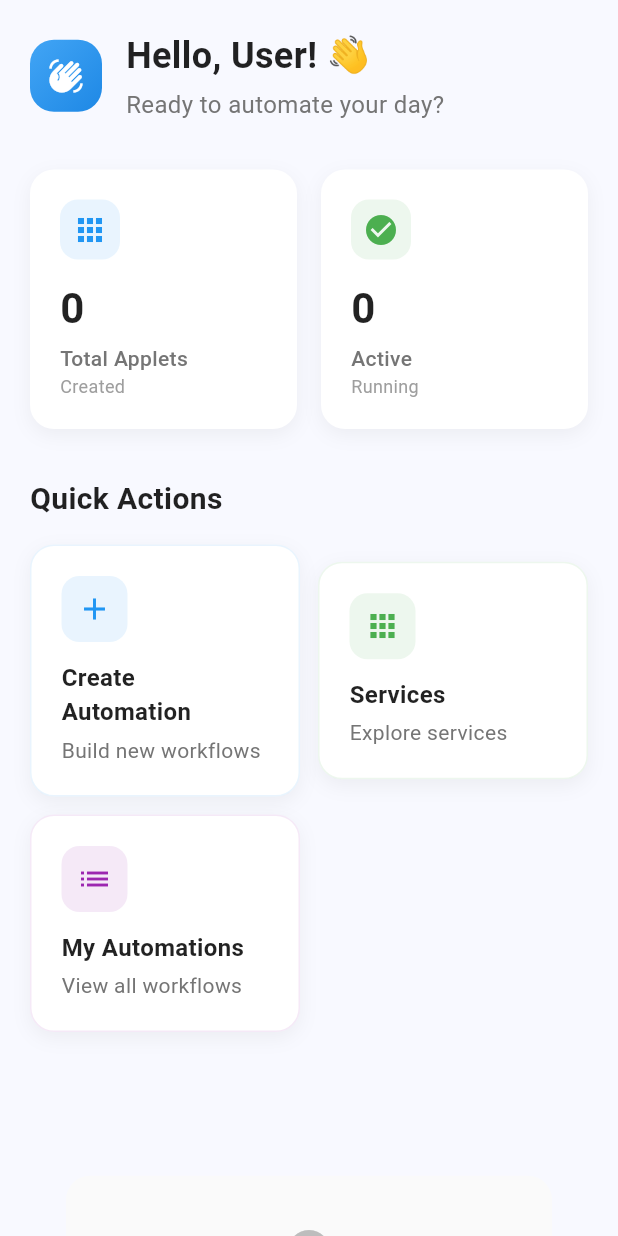
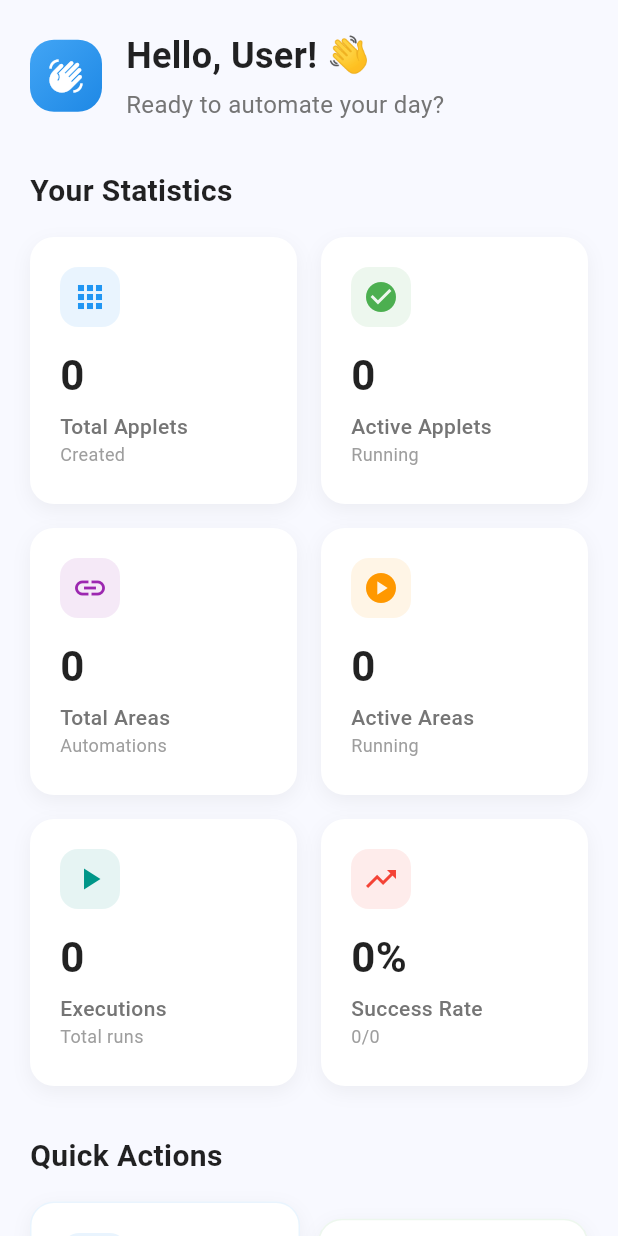
Before and after one commit to My-Epitech-Organisation/Area, a Flutter app: the MyHomePage screen opened directly, after a tap on "Create Automation", on a phone screen of 412 x 824 dp. Run offline on Flutter 3.47's test engine with Material 3 defaults, Android fonts, the phone set to English and light mode, and no system bars; our stand-ins replace app_links, flutter_dotenv, flutter_secure_storage, google_sign_in; accounts and stored records are empty; network calls fail.

Commit message:
feat(automation_stats): add AutomationStatsProvider and service for managing automation statistics

```diff
--- a/mobile/lib/home_page.dart
+++ b/mobile/lib/home_page.dart
@@ -3,6 +3,7 @@ import 'package:provider/provider.dart';
 import 'providers/applet_provider.dart';
 import 'providers/user_provider.dart';
 import 'providers/navigation_provider.dart';
+import 'providers/automation_stats_provider.dart';
 
 class MyHomePage extends StatefulWidget {
   const MyHomePage({super.key});
@@ -13,11 +14,24 @@ class MyHomePage extends StatefulWidget {
 
 class _MyHomePageState extends State<MyHomePage> {
   @override
+  void initState() {
+    super.initState();
+    _loadStats();
+  }
+
+  Future<void> _loadStats() async {
+    final statsProvider = context.read<AutomationStatsProvider>();
+    await statsProvider.loadAllStats();
+  }
+
+  @override
   Widget build(BuildContext context) {
-    return Consumer2<UserProvider, AppletProvider>(
-      builder: (context, userProvider, appletProvider, child) {
+    return Consumer3<UserProvider, AppletProvider, AutomationStatsProvider>(
+      builder: (context, userProvider, appletProvider, statsProvider, child) {
         final userProfile = userProvider.profile;
         final applets = appletProvider.applets;
+        final areasStats = statsProvider.areasStats;
+        final executionsStats = statsProvider.executionsStats;
 
         return Scaffold(
           body: SafeArea(
@@ -30,7 +44,7 @@ class _MyHomePageState extends State<MyHomePage> {
 
                   const SizedBox(height: 32),
 
-                  _buildMetricsCards(applets),
+                  _buildMetricsCards(applets, areasStats, executionsStats),
 
                   const SizedBox(height: 32),
 
@@ -90,31 +104,91 @@ class _MyHomePageState extends State<MyHomePage> {
     );
   }
 
-  Widget _buildMetricsCards(List<dynamic>? applets) {
+  Widget _buildMetricsCards(
+    List<dynamic>? applets,
+    Map<String, dynamic>? areasStats,
+    Map<String, dynamic>? executionsStats,
+  ) {
     final totalApplets = applets?.length ?? 0;
     final activeApplets =
         applets?.where((applet) => applet['enabled'] == true).length ?? 0;
 
-    return Row(
+    // Areas stats
+    final totalAreas = areasStats?['total'] ?? 0;
+    final activeAreas = areasStats?['active'] ?? 0;
+
+    // Executions stats
+    final totalExecutions = executionsStats?['total'] ?? 0;
+    final successfulExecutions = executionsStats?['success'] ?? 0;
+    final failedExecutions = executionsStats?['failed'] ?? 0;
+
+    return Column(
+      crossAxisAlignment: CrossAxisAlignment.start,
       children: [
-        Expanded(
-          child: _buildMetricCard(
+        const Text(
+          'Your Statistics',
+          style: TextStyle(
+            fontSize: 20,
+            fontWeight: FontWeight.bold,
+            color: Colors.black87,
+          ),
+        ),
+        const SizedBox(height: 16),
+        GridView.count(
+          crossAxisCount: 2,
+          shrinkWrap: true,
+          physics: const NeverScrollableScrollPhysics(),
+          mainAxisSpacing: 16,
+          crossAxisSpacing: 16,
+          children: [
+            _buildMetricCard(
               title: 'Total Applets',
               value: totalApplets.toString(),
               icon: Icons.apps,
               color: Colors.blue,
               subtitle: 'Created',
             ),
-        ),
-        const SizedBox(width: 16),
-        Expanded(
-          child: _buildMetricCard(
-            title: 'Active',
+            _buildMetricCard(
+              title: 'Active Applets',
               value: activeApplets.toString(),
               icon: Icons.check_circle,
               color: Colors.green,
               subtitle: 'Running',
             ),
+            _buildMetricCard(
+              title: 'Total Areas',
+              value: totalAreas.toString(),
+              icon: Icons.link,
+              color: Colors.purple,
+              subtitle: 'Automations',
+            ),
+            _buildMetricCard(
+              title: 'Active Areas',
+              value: activeAreas.toString(),
+              icon: Icons.play_circle,
+              color: Colors.orange,
+              subtitle: 'Running',
+            ),
+            _buildMetricCard(
+              title: 'Executions',
+              value: totalExecutions.toString(),
+              icon: Icons.play_arrow,
+              color: Colors.teal,
+              subtitle: 'Total runs',
+            ),
+            _buildMetricCard(
+              title: 'Success Rate',
+              value: totalExecutions > 0
+                  ? '${((successfulExecutions / totalExecutions) * 100).round()}%'
+                  : '0%',
+              icon: Icons.trending_up,
+              color: successfulExecutions > failedExecutions
+                  ? Colors.green
+                  : Colors.red,
+              subtitle:
+                  '$successfulExecutions/${totalExecutions - successfulExecutions}',
+            ),
+          ],
         ),
       ],
     );
--- a/mobile/lib/main.dart
+++ b/mobile/lib/main.dart
@@ -145,6 +145,7 @@ class _MyAppState extends State<MyApp> {
         ChangeNotifierProvider(create: (_) => AppletProvider()),
         ChangeNotifierProvider(create: (_) => ServiceCatalogProvider()),
         ChangeNotifierProvider(create: (_) => ConnectedServicesProvider()),
+        ChangeNotifierProvider(create: (_) => AutomationStatsProvider()),
       ],
       child: MaterialApp(
         navigatorKey: navigatorKey,
--- a/mobile/lib/pages/create_applet_page.dart
+++ b/mobile/lib/pages/create_applet_page.dart
@@ -4,6 +4,7 @@ import '../widgets/create_applet/create_applet_widgets.dart';
 import '../providers/service_catalog_provider.dart';
 import '../providers/connected_services_provider.dart';
 import '../providers/navigation_provider.dart';
+import '../providers/automation_stats_provider.dart';
 import '../services/applet_service.dart';
 
 class CreateAppletPage extends StatefulWidget {
@@ -284,6 +285,12 @@ class _CreateAppletPageState extends State<CreateAppletPage> {
         '✅ Automation created successfully: ${applet.name} (ID: ${applet.id})',
       );
 
+      // Refresh statistics to reflect the new automation
+      if (mounted) {
+        final statsProvider = context.read<AutomationStatsProvider>();
+        await statsProvider.loadAllStats(forceRefresh: true);
+      }
+
       if (mounted) {
         debugPrint('📱 Showing success snackbar...');
         ScaffoldMessenger.of(context).showSnackBar(
--- /dev/null
+++ b/mobile/lib/providers/automation_stats_provider.dart
@@ -0,0 +1,65 @@
+import 'package:flutter/material.dart';
+import '../services/automation_stats_service.dart';
+
+class AutomationStatsProvider extends ChangeNotifier {
+  final AutomationStatsService _statsService = AutomationStatsService();
+
+  Map<String, dynamic>? _areasStats;
+  Map<String, dynamic>? _executionsStats;
+
+  bool _isLoadingAreas = false;
+  bool _isLoadingExecutions = false;
+  String? _error;
+
+  Map<String, dynamic>? get areasStats => _areasStats;
+  Map<String, dynamic>? get executionsStats => _executionsStats;
+  bool get isLoadingAreas => _isLoadingAreas;
+  bool get isLoadingExecutions => _isLoadingExecutions;
+  bool get isLoading => _isLoadingAreas || _isLoadingExecutions;
+  String? get error => _error;
+
+  Future<void> loadAreasStats({bool forceRefresh = false}) async {
+    try {
+      _isLoadingAreas = true;
+      _error = null;
+      notifyListeners();
+
+      _areasStats = await _statsService.getAreasStats(
+        forceRefresh: forceRefresh,
+      );
+
+      _isLoadingAreas = false;
+      notifyListeners();
+    } catch (e) {
+      _isLoadingAreas = false;
+      _error = e.toString();
+      notifyListeners();
+    }
+  }
+
+  Future<void> loadExecutionsStats({bool forceRefresh = false}) async {
+    try {
+      _isLoadingExecutions = true;
+      _error = null;
+      notifyListeners();
+
+      _executionsStats = await _statsService.getExecutionsStats(
+        forceRefresh: forceRefresh,
+      );
+
+      _isLoadingExecutions = false;
+      notifyListeners();
+    } catch (e) {
+      _isLoadingExecutions = false;
+      _error = e.toString();
+      notifyListeners();
+    }
+  }
+
+  Future<void> loadAllStats({bool forceRefresh = false}) async {
+    await Future.wait([
+      loadAreasStats(forceRefresh: forceRefresh),
+      loadExecutionsStats(forceRefresh: forceRefresh),
+    ]);
+  }
+}
--- a/mobile/lib/providers/providers.dart
+++ b/mobile/lib/providers/providers.dart
@@ -5,3 +5,4 @@ export 'service_catalog_provider.dart';
 export 'connected_services_provider.dart';
 export 'navigation_provider.dart';
 export 'provider_manager.dart';
+export 'automation_stats_provider.dart';
--- /dev/null
+++ b/mobile/lib/services/automation_stats_service.dart
@@ -0,0 +1,63 @@
+import '../config/api_config.dart';
+import 'http_client_service.dart';
+import 'cache_service.dart';
+
+/// Service responsible for automation statistics
+class AutomationStatsService {
+  final HttpClientService _httpClient = HttpClientService();
+  final CacheService _cache = CacheService();
+
+  // Singleton pattern
+  static final AutomationStatsService _instance =
+      AutomationStatsService._internal();
+  factory AutomationStatsService() => _instance;
+  AutomationStatsService._internal();
+
+  /// Get areas statistics
+  Future<Map<String, dynamic>> getAreasStats({
+    bool forceRefresh = false,
+  }) async {
+    const cacheKey = 'areas_stats';
+
+    if (!forceRefresh) {
+      final cached = _cache.get<Map<String, dynamic>>(cacheKey);
+      if (cached != null) return cached;
+    }
+
+    final response = await _httpClient.get(
+      '${ApiConfig.baseUrl}/api/areas/stats/',
+    );
+
+    final stats = _httpClient.parseResponse<Map<String, dynamic>>(
+      response,
+      (data) => data as Map<String, dynamic>,
+    );
+
+    _cache.set(cacheKey, stats);
+    return stats;
+  }
+
+  /// Get executions statistics
+  Future<Map<String, dynamic>> getExecutionsStats({
+    bool forceRefresh = false,
+  }) async {
+    const cacheKey = 'executions_stats';
+
+    if (!forceRefresh) {
+      final cached = _cache.get<Map<String, dynamic>>(cacheKey);
+      if (cached != null) return cached;
+    }
+
+    final response = await _httpClient.get(
+      '${ApiConfig.baseUrl}/api/executions/stats/',
+    );
+
+    final stats = _httpClient.parseResponse<Map<String, dynamic>>(
+      response,
+      (data) => data as Map<String, dynamic>,
+    );
+
+    _cache.set(cacheKey, stats);
+    return stats;
+  }
+}
```
Lines whose indentation alone changed are shown as unchanged.
